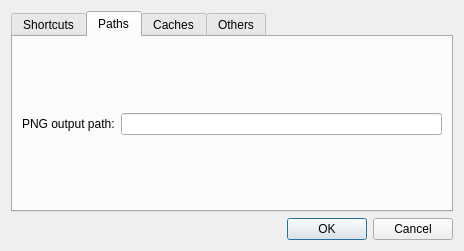
Above: preferencesDialog.ui from FXIhub/owl before the change. Below: the same form after it.
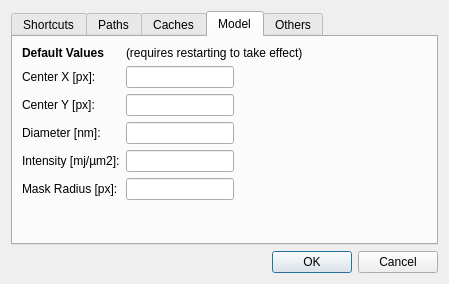
That is the form after the change.

Commit message: Allow setting the model default properties

What changed in the file:
```diff
--- a/preferencesDialog.ui
+++ b/preferencesDialog.ui
@@ -6,8 +6,8 @@
    <rect>
     <x>0</x>
     <y>0</y>
-    <width>464</width>
-    <height>251</height>
+    <width>449</width>
+    <height>284</height>
    </rect>
   </property>
   <property name="windowTitle">
@@ -17,7 +17,7 @@
    <item>
     <widget class="QTabWidget" name="tabWidget">
      <property name="currentIndex">
-      <number>1</number>
+      <number>3</number>
      </property>
      <widget class="QWidget" name="tab_3">
       <attribute name="title">
@@ -361,6 +361,86 @@
        </item>
       </layout>
      </widget>
+     <widget class="QWidget" name="tab_5">
+      <attribute name="title">
+       <string>Model</string>
+      </attribute>
+      <layout class="QFormLayout" name="formLayout">
+       <property name="fieldGrowthPolicy">
+        <enum>QFormLayout::FieldsStayAtSizeHint</enum>
+       </property>
+       <item row="0" column="0">
+        <widget class="QLabel" name="label_2">
+         <property name="font">
+          <font>
+           <weight>75</weight>
+           <bold>true</bold>
+          </font>
+         </property>
+         <property name="text">
+          <string>Default Values </string>
+         </property>
+        </widget>
+       </item>
+       <item row="1" column="0">
+        <widget class="QLabel" name="label_9">
+         <property name="text">
+          <string>Center X [px]:</string>
+         </property>
+        </widget>
+       </item>
+       <item row="1" column="1">
+        <widget class="QLineEdit" name="modelCenterX"/>
+       </item>
+       <item row="2" column="0">
+        <widget class="QLabel" name="label_10">
+         <property name="text">
+          <string>Center Y [px]:</string>
+         </property>
+        </widget>
+       </item>
+       <item row="2" column="1">
+        <widget class="QLineEdit" name="modelCenterY"/>
+       </item>
+       <item row="3" column="0">
+        <widget class="QLabel" name="label_11">
+         <property name="text">
+          <string>Diameter [nm]:</string>
+         </property>
+        </widget>
+       </item>
+       <item row="3" column="1">
+        <widget class="QLineEdit" name="modelDiameter"/>
+       </item>
+       <item row="4" column="0">
+        <widget class="QLabel" name="label_12">
+         <property name="text">
+          <string>Intensity [mj/µm2]:</string>
+         </property>
+        </widget>
+       </item>
+       <item row="4" column="1">
+        <widget class="QLineEdit" name="modelIntensity"/>
+       </item>
+       <item row="5" column="0">
+        <widget class="QLabel" name="label_13">
+         <property name="text">
+          <string>Mask Radius [px]:</string>
+         </property>
+        </widget>
+       </item>
+       <item row="5" column="1">
+        <widget class="QLineEdit" name="modelMaskRadius"/>
+       </item>
+       <item row="0" column="1">
+        <widget class="QLabel" name="label_14">
+         <property name="text">
+          <string>(requires restarting to take effect)</string>
+         </property>
+        </widget>
+       </item>
+      </layout>
+     </widget>
      <widget class="QWidget" name="tab_4">
       <attribute name="title">
        <string>Others</string>
```
The commit also changes 6 other files.
